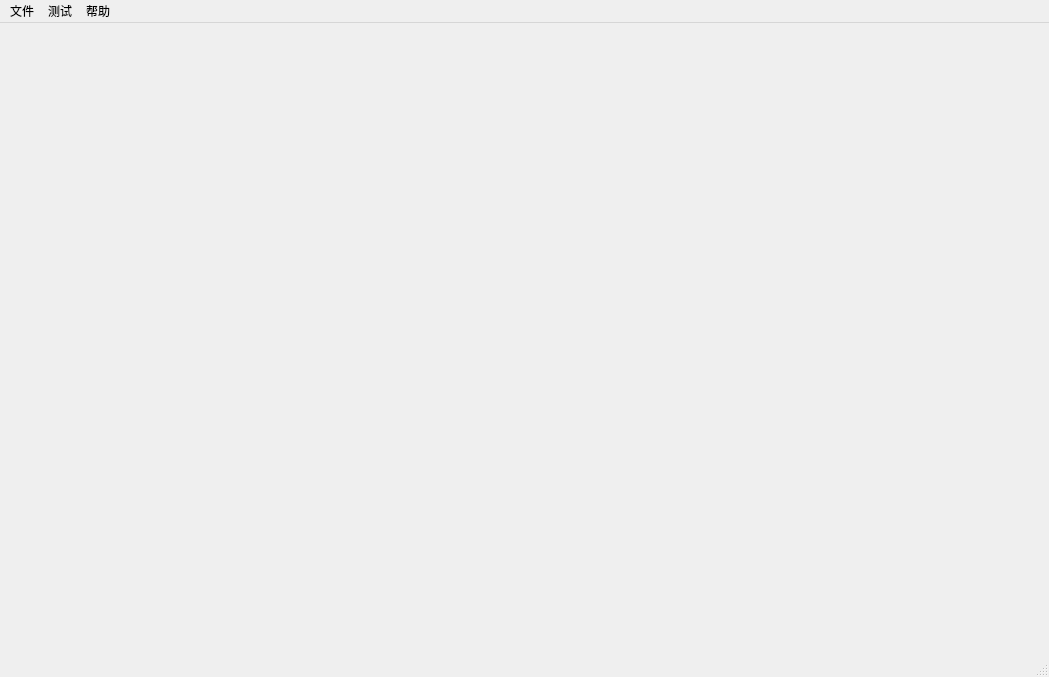
hgp456/QT-SoftwareHardwaretool, file source/mainwindow.ui: the form before one commit.
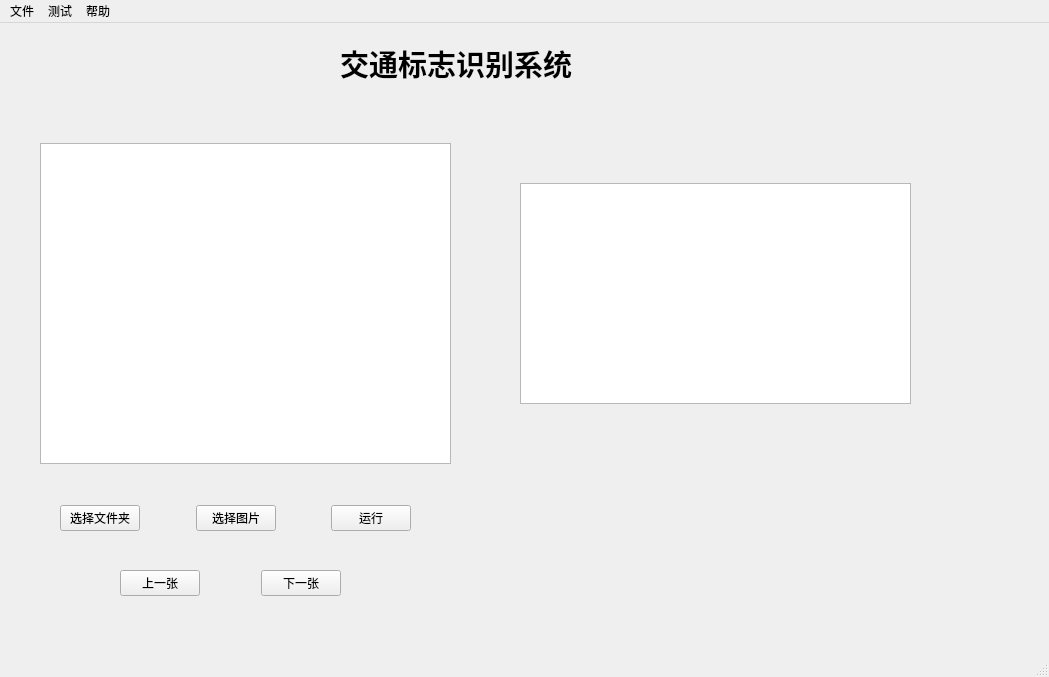
The form after the commit. The open tabs and pages were chosen to show the change. Icons and pictures are not drawn.

The edit to the form file:
```diff
--- a/source/mainwindow.ui
+++ b/source/mainwindow.ui
@@ -21,10 +21,10 @@
    <widget class="QStackedWidget" name="stackedWidget">
     <property name="geometry">
      <rect>
-      <x>60</x>
+      <x>20</x>
       <y>0</y>
-      <width>961</width>
-      <height>651</height>
+      <width>1011</width>
+      <height>641</height>
      </rect>
     </property>
     <property name="autoFillBackground">
@@ -1256,7 +1256,145 @@
       </layout>
      </widget>
     </widget>
-    <widget class="QWidget" name="TrafficSign"/>
+    <widget class="QWidget" name="TrafficSign">
+     <widget class="QTextBrowser" name="textBrowser_12">
+      <property name="geometry">
+       <rect>
+        <x>500</x>
+        <y>160</y>
+        <width>391</width>
+        <height>221</height>
+       </rect>
+      </property>
+     </widget>
+     <widget class="QGraphicsView" name="graphicsView">
+      <property name="geometry">
+       <rect>
+        <x>20</x>
+        <y>120</y>
+        <width>411</width>
+        <height>321</height>
+       </rect>
+      </property>
+     </widget>
+     <widget class="QLabel" name="label">
+      <property name="geometry">
+       <rect>
+        <x>320</x>
+        <y>20</y>
+        <width>311</width>
+        <height>41</height>
+       </rect>
+      </property>
+      <property name="font">
+       <font>
+        <pointsize>22</pointsize>
+        <bold>true</bold>
+       </font>
+      </property>
+      <property name="text">
+       <string>交通标志识别系统</string>
+      </property>
+     </widget>
+     <widget class="QWidget" name="horizontalLayoutWidget">
+      <property name="geometry">
+       <rect>
+        <x>40</x>
+        <y>470</y>
+        <width>351</width>
+        <height>51</height>
+       </rect>
+      </property>
+      <layout class="QHBoxLayout" name="horizontalLayout_20">
+       <item>
+        <widget class="QPushButton" name="pushButton">
+         <property name="text">
+          <string>选择文件夹</string>
+         </property>
+        </widget>
+       </item>
+       <item>
+        <spacer name="horizontalSpacer_16">
+         <property name="orientation">
+          <enum>Qt::Horizontal</enum>
+         </property>
+         <property name="sizeHint" stdset="0">
+          <size>
+           <width>40</width>
+           <height>20</height>
+          </size>
+         </property>
+        </spacer>
+       </item>
+       <item>
+        <widget class="QPushButton" name="pushButton_9">
+         <property name="text">
+          <string>选择图片</string>
+         </property>
+        </widget>
+       </item>
+       <item>
+        <spacer name="horizontalSpacer_17">
+         <property name="orientation">
+          <enum>Qt::Horizontal</enum>
+         </property>
+         <property name="sizeHint" stdset="0">
+          <size>
+           <width>40</width>
+           <height>20</height>
+          </size>
+         </property>
+        </spacer>
+       </item>
+       <item>
+        <widget class="QPushButton" name="pushButton_14">
+         <property name="text">
+          <string>运行</string>
+         </property>
+        </widget>
+       </item>
+      </layout>
+     </widget>
+     <widget class="QWidget" name="horizontalLayoutWidget_2">
+      <property name="geometry">
+       <rect>
+        <x>100</x>
+        <y>530</y>
+        <width>221</width>
+        <height>61</height>
+       </rect>
+      </property>
+      <layout class="QHBoxLayout" name="horizontalLayout_21">
+       <item>
+        <widget class="QPushButton" name="pushButton_15">
+         <property name="text">
+          <string>上一张</string>
+         </property>
+        </widget>
+       </item>
+       <item>
+        <spacer name="horizontalSpacer_18">
+         <property name="orientation">
+          <enum>Qt::Horizontal</enum>
+         </property>
+         <property name="sizeHint" stdset="0">
+          <size>
+           <width>40</width>
+           <height>20</height>
+          </size>
+         </property>
+        </spacer>
+       </item>
+       <item>
+        <widget class="QPushButton" name="pushButton_16">
+         <property name="text">
+          <string>下一张</string>
+         </property>
+        </widget>
+       </item>
+      </layout>
+     </widget>
+    </widget>
     <widget class="QWidget" name="TaPSA">
      <widget class="QTextBrowser" name="textBrowser">
       <property name="geometry">
```
Left out of the diff: 2 changed lines with no effect on the pictures.
